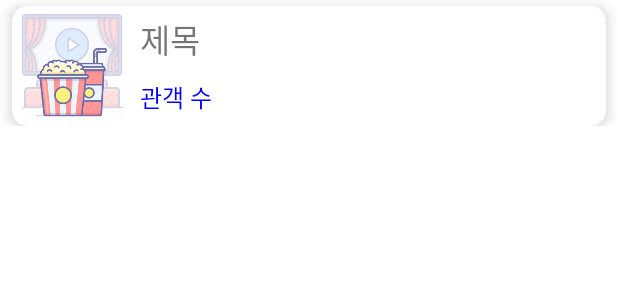
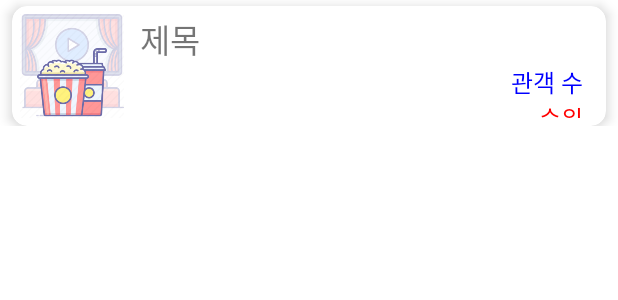
Before and after one commit to kjy095100/20173026_lastTestApp, an Android app: the layout movie_item.xml on its own in the app's theme, with its tools: preview values and no code run, on a phone screen of 412 x 824 dp. Shown: the top 300 px of the screen. Run offline under Robolectric (Android 15) with nearby library versions, the phone set to English and light mode, and no system bars; network calls fail.

Commit message:
init_13st_app

```diff
--- a/app/src/main/java/com/example/a8st_app/MovieAdapter.java
+++ b/app/src/main/java/com/example/a8st_app/MovieAdapter.java
@@ -42,17 +42,20 @@ public class MovieAdapter extends RecyclerView.Adapter<MovieAdapter.ViewHolder>{
     static class ViewHolder extends RecyclerView.ViewHolder{
         TextView textView;
         TextView textView2;
+        TextView textView3;
 
         public ViewHolder(View itemView){
             super(itemView);
 
             textView = itemView.findViewById(R.id.textView);
             textView2 = itemView.findViewById(R.id.textView2);
+            textView3 = itemView.findViewById(R.id.textView3);
         }
 
         public void setItem(Movie item){
             textView.setText(item.movieNm);
             textView2.setText(item.audiCnt + "명");
+            textView3.setText(item.rank + "위");
         }
     }
 }
--- a/app/src/main/res/layout/movie_item.xml
+++ b/app/src/main/res/layout/movie_item.xml
@@ -41,10 +41,19 @@
                     android:id="@+id/textView2"
                     android:layout_width="match_parent"
                     android:layout_height="wrap_content"
-                    android:layout_marginTop="10dp"
-                    android:layout_gravity="right"
+                    android:paddingRight="10dp"
+                    android:gravity="right"
                     android:text="관객 수"
                     android:textColor="#FF0000FF"
+                    android:textSize="16sp"/>
+                <TextView
+                    android:id="@+id/textView3"
+                    android:layout_width="match_parent"
+                    android:layout_height="wrap_content"
+                    android:paddingRight="10dp"
+                    android:gravity="right"
+                    android:text="순위"
+                    android:textColor="#FFFF0000"
                     android:textSize="16sp"/>
             </LinearLayout>
         </LinearLayout>
```
